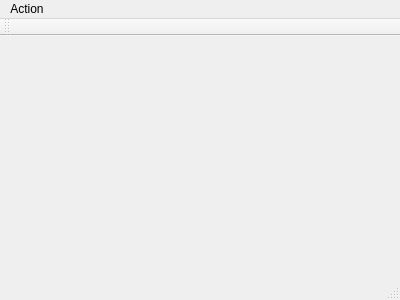
Before: the Qt Designer form PRDOrdonancement/fenetreprincipale.ui in pierrefervault/PRDOrdonancement, drawn with Qt 5.
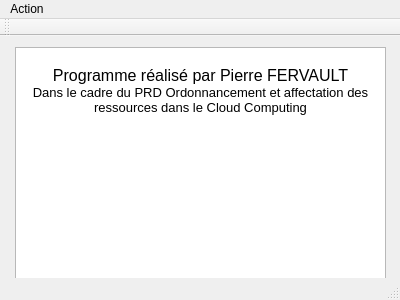
After: the same form once the commit is applied. Icons and pictures are not drawn.

Commit message: Ajout nom + logo LI sur la fenêtre principale + correction du CCMAxMaxRessources avec Boukhalfa

The edit to the form file:
```diff
--- a/PRDOrdonancement/fenetreprincipale.ui
+++ b/PRDOrdonancement/fenetreprincipale.ui
@@ -14,16 +14,26 @@
    <string>MainWindow</string>
   </property>
   <widget class="QWidget" name="centralWidget">
-   <widget class="QWidget" name="horizontalLayoutWidget">
+   <widget class="QTextBrowser" name="textBrowser">
     <property name="geometry">
      <rect>
-      <x>10</x>
-      <y>10</y>
+      <x>15</x>
+      <y>11</y>
       <width>371</width>
-      <height>211</height>
+      <height>241</height>
      </rect>
     </property>
-    <layout class="QHBoxLayout" name="horizontalLayout"/>
+    <property name="html">
+     <string>&lt;!DOCTYPE HTML PUBLIC &quot;-//W3C//DTD HTML 4.0//EN&quot; &quot;http://www.w3.org/TR/REC-html40/strict.dtd&quot;&gt;
+&lt;html&gt;&lt;head&gt;&lt;meta name=&quot;qrichtext&quot; content=&quot;1&quot; /&gt;&lt;style type=&quot;text/css&quot;&gt;
+p, li { white-space: pre-wrap; }
+&lt;/style&gt;&lt;/head&gt;&lt;body style=&quot; font-family:'Sans Serif'; font-size:9pt; font-weight:400; font-style:normal;&quot;&gt;
+&lt;p align=&quot;center&quot; style=&quot;-qt-paragraph-type:empty; margin-top:0px; margin-bottom:0px; margin-left:0px; margin-right:0px; -qt-block-indent:0; text-indent:0px;&quot;&gt;&lt;br /&gt;&lt;/p&gt;
+&lt;p align=&quot;center&quot; style=&quot; margin-top:0px; margin-bottom:0px; margin-left:0px; margin-right:0px; -qt-block-indent:0; text-indent:0px;&quot;&gt;&lt;span style=&quot; font-size:12pt;&quot;&gt;Programme réalisé par Pierre FERVAULT&lt;/span&gt;&lt;/p&gt;
+&lt;p align=&quot;center&quot; style=&quot; margin-top:0px; margin-bottom:0px; margin-left:0px; margin-right:0px; -qt-block-indent:0; text-indent:0px;&quot;&gt;&lt;span style=&quot; font-size:10pt;&quot;&gt;Dans le cadre du PRD Ordonnancement et affectation des ressources dans le Cloud Computing&lt;/span&gt;&lt;/p&gt;
+&lt;p align=&quot;center&quot; style=&quot;-qt-paragraph-type:empty; margin-top:0px; margin-bottom:0px; margin-left:0px; margin-right:0px; -qt-block-indent:0; text-indent:0px; font-size:10pt;&quot;&gt;&lt;br /&gt;&lt;/p&gt;
+&lt;p align=&quot;center&quot; style=&quot; margin-top:0px; margin-bottom:0px; margin-left:0px; margin-right:0px; -qt-block-indent:0; text-indent:0px;&quot;&gt;&lt;img src=&quot;file:///home/pierre/PRDOrdonancement/PRDOrdonancement/logoLI.jpg&quot; width=&quot;100&quot; /&gt;&lt;br /&gt;&lt;/p&gt;&lt;/body&gt;&lt;/html&gt;</string>
+    </property>
    </widget>
   </widget>
   <widget class="QMenuBar" name="menuBar">
```
Left out of the diff: 5 changed lines with no effect on the pictures. The commit also changes 595 other files.
